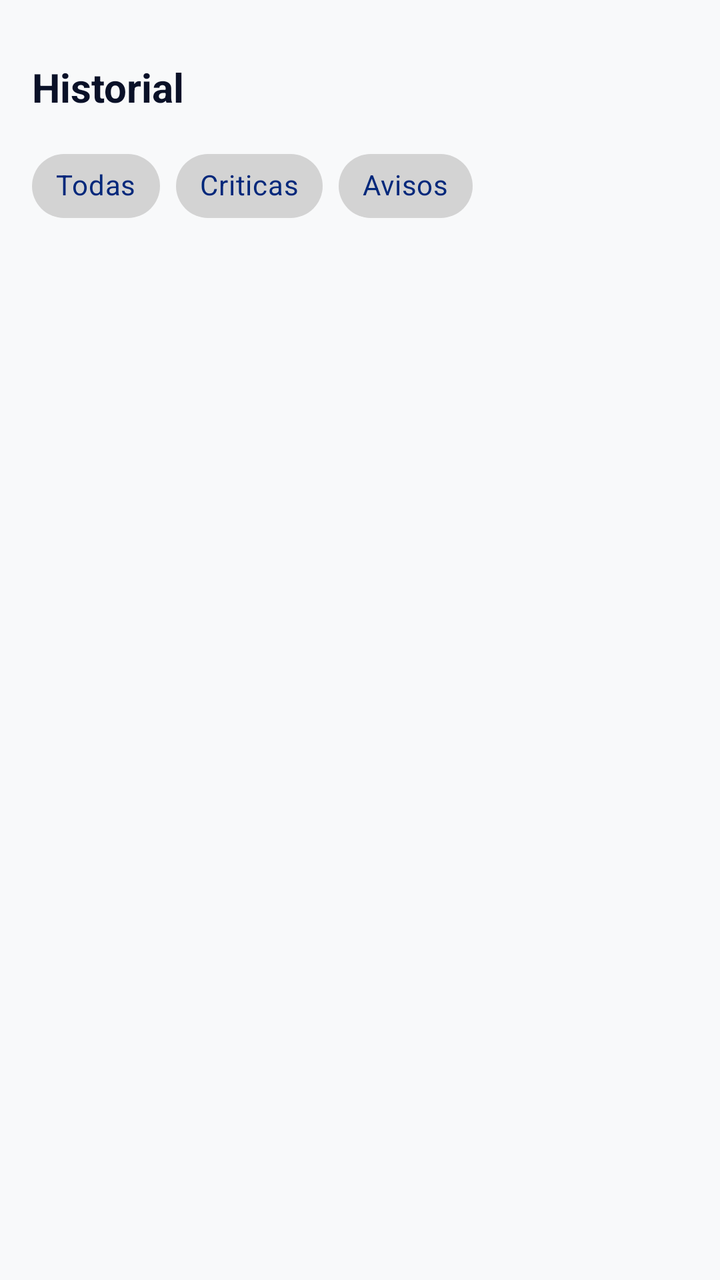
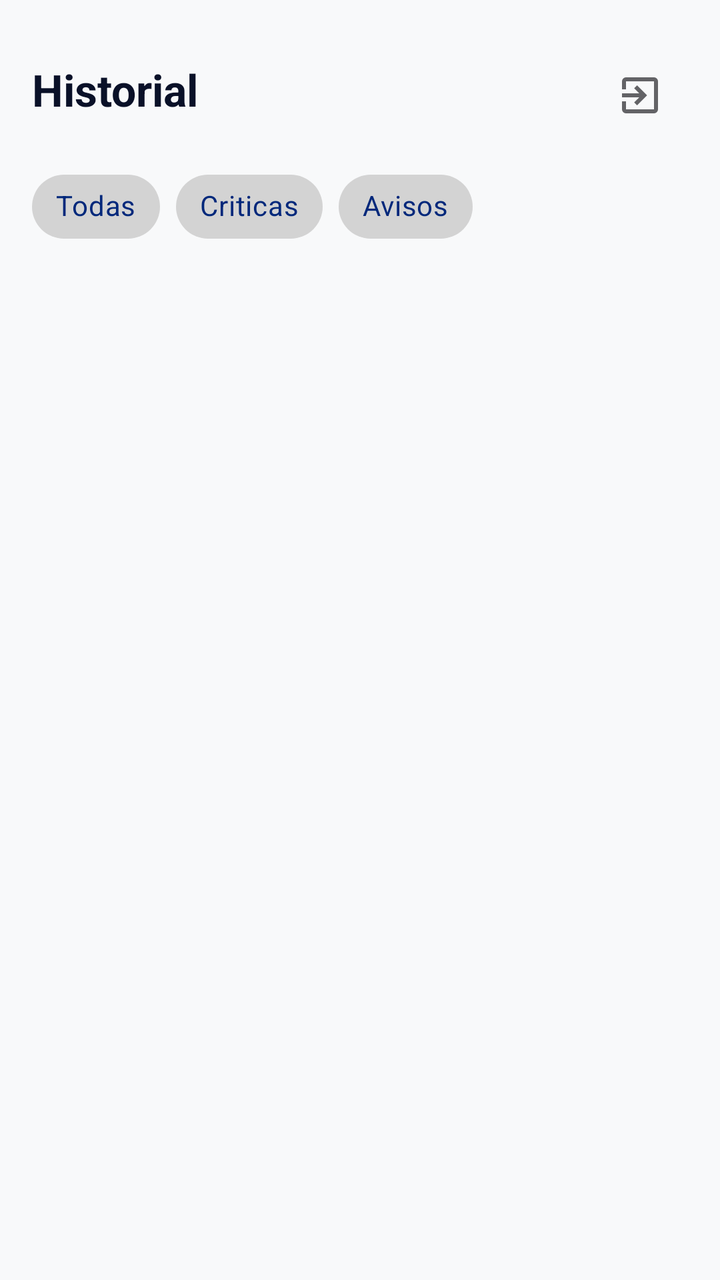

Compare the two renders of this Android layout. The source of the first and the diff that turns it into the second are given below.
<!-- AndroidManifest.xml: application theme Theme.AlertBLO -->
<!-- res/layout/fragment_historial.xml -->
<?xml version="1.0" encoding="utf-8"?>
<LinearLayout xmlns:android="http://schemas.android.com/apk/res/android"
    xmlns:app="http://schemas.android.com/apk/res-auto"
    android:orientation="vertical"
    android:layout_width="match_parent"
    android:layout_height="match_parent"
    android:padding="16dp"
    android:background="?attr/android:windowBackground">

    <TextView
        android:id="@+id/historial"
        android:layout_width="match_parent"
        android:layout_height="wrap_content"
        android:text="@string/txt_historial_alertas"
        android:textSize="20sp"
        android:textStyle="bold"
        android:paddingBottom="12dp"
        android:paddingTop="14dp"
        android:textColor="?attr/colorOnSurface" />

    <com.google.android.material.chip.ChipGroup
        android:id="@+id/chipGroupFiltros"
        android:layout_width="match_parent"
        android:layout_height="wrap_content"
        android:paddingBottom="12dp" >

        <com.google.android.material.chip.Chip
            android:id="@+id/chipTodas"
            android:layout_width="wrap_content"
            android:layout_height="wrap_content"
            android:text="@string/txt_todas"
            android:textColor="@color/chip_texto_selector"
            style="@style/Widget.MaterialComponents.Chip.Choice"
            app:chipIconTint="@color/azul"
            app:chipBackgroundColor="@color/chip_selector" />

        <com.google.android.material.chip.Chip
            android:id="@+id/chipAlertaCritica"
            android:layout_width="wrap_content"
            android:layout_height="wrap_content"
            android:text="@string/txt_critica"
            android:textColor="@color/chip_texto_selector"
            style="@style/Widget.MaterialComponents.Chip.Choice"
            app:chipIconTint="@color/azul"
            app:chipBackgroundColor="@color/chip_selector" />

        <com.google.android.material.chip.Chip
            android:id="@+id/chipAlertaNormal"
            android:layout_width="wrap_content"
            android:layout_height="wrap_content"
            android:text="@string/txt_aviso"
            android:textColor="@color/chip_texto_selector"
            style="@style/Widget.MaterialComponents.Chip.Choice"
            app:chipIconTint="@color/azul"
            app:chipBackgroundColor="@color/chip_selector" />

    </com.google.android.material.chip.ChipGroup>

    <FrameLayout
        android:id="@+id/contenedor_lista_historial"
        android:layout_width="match_parent"
        android:layout_height="0dp"
        android:layout_weight="1" />

</LinearLayout>
<!-- resources referenced by this layout -->
<resources>
  <color name="azul">#02287B</color>
  <string name="txt_aviso">Avisos</string>
  <string name="txt_critica">Criticas</string>
  <string name="txt_historial_alertas">Historial</string>
  <string name="txt_todas">Todas</string>
  <style name="Theme.AlertBLO" parent="Base.Theme.AlertBLO" />
  <style name="Base.Theme.AlertBLO" parent="Theme.Material3.DayNight.NoActionBar">
          
          
  
          <item name="colorPrimary">@color/azul</item>
          <item name="colorOnPrimary">@color/blanco</item>
          <item name="colorSecondary">@color/amarillo</item>
          <item name="colorOnSecondary">@color/azul_oscuro</item>
          <item name="android:windowBackground">@color/fondo</item>
          <item name="colorSurface">@color/blanco</item>
          <item name="colorOnSurface">@color/azul_oscuro</item>
          <item name="colorSurfaceVariant">@color/gris_claro</item>
          <item name="colorOnSurfaceVariant">@color/gris</item>
          <item name="colorOutline">@color/negro</item>
          <item name="colorAlertaCritica">@color/rojo</item>
          <item name="colorOnAlertaCritica">@color/blanco</item>
          <item name="colorAlertaCriticaContainer">@color/rojo_claro</item>
          <item name="colorAviso">@color/naranja</item>
          <item name="colorOnAviso">@color/blanco</item>
          <item name="colorAvisoContainer">@color/naranja_claro</item>
  
      </style>
  <color name="blanco">#FFFFFF</color>
  <color name="amarillo">#FFE613</color>
  <color name="azul_oscuro">#0A1128</color>
  <color name="fondo">#F8F9FA</color>
  <color name="gris_claro">#D3D3D3</color>
  <color name="gris">#636366</color>
  <color name="negro">#000000</color>
  <color name="rojo">#C62828</color>
  <color name="rojo_claro">#FFEBEE</color>
  <color name="naranja">#E65100</color>
  <color name="naranja_claro">#FFF3E0</color>
</resources>

<!-- the commit's change to res/layout/fragment_historial.xml (unified diff, before → after) -->
@@ -7,16 +7,34 @@
     android:padding="16dp"
     android:background="?attr/android:windowBackground">
 
+    <RelativeLayout
+        android:layout_width="match_parent"
+        android:layout_height="wrap_content"
+        android:paddingBottom="8dp" >
+
     <TextView
         android:id="@+id/historial"
         android:layout_width="match_parent"
         android:layout_height="wrap_content"
         android:text="@string/txt_historial_alertas"
-        android:textSize="20sp"
+        android:textSize="22sp"
         android:textStyle="bold"
         android:paddingBottom="12dp"
         android:paddingTop="14dp"
         android:textColor="?attr/colorOnSurface" />
+
+    <ImageButton
+        android:id="@+id/btn_salir"
+        android:layout_width="48dp"
+        android:layout_height="48dp"
+        android:layout_alignParentEnd="true"
+        android:layout_centerVertical="true"
+        android:background="?attr/selectableItemBackgroundBorderless"
+        android:contentDescription="@string/txt_salir"
+        android:src="@drawable/ic_salir"
+        app:tint="?attr/colorOnSurfaceVariant" />
+
+    </RelativeLayout>
 
     <com.google.android.material.chip.ChipGroup
         android:id="@+id/chipGroupFiltros"
<!-- resource entries referenced after the edit -->
@@ -1,15 +1,24 @@
 <!-- resources referenced by this layout -->
 <resources>
   <color name="azul">#02287B</color>
+  <!-- drawable ic_salir (drawable) -->
+  <vector xmlns:android="http://schemas.android.com/apk/res/android" android:autoMirrored="true" android:height="24dp" android:tint="#000000" android:viewportHeight="960" android:viewportWidth="960" android:width="24dp">
+        
+      <path android:fillColor="@android:color/white" android:pathData="M200,840Q167,840 143.5,816.5Q120,793 120,760L120,600L200,600L200,760Q200,760 200,760Q200,760 200,760L760,760Q760,760 760,760Q760,760 760,760L760,200Q760,200 760,200Q760,200 760,200L200,200Q200,200 200,200Q200,200 200,200L200,360L120,360L120,200Q120,167 143.5,143.5Q167,120 200,120L760,120Q793,120 816.5,143.5Q840,167 840,200L840,760Q840,793 816.5,816.5Q793,840 760,840L200,840ZM420,680L364,622L466,520L120,520L120,440L466,440L364,338L420,280L620,480L420,680Z"/>
+      
+  </vector>
   <string name="txt_aviso">Avisos</string>
   <string name="txt_critica">Criticas</string>
   <string name="txt_historial_alertas">Historial</string>
+  <string name="txt_salir">Salir</string>
   <string name="txt_todas">Todas</string>
   <style name="Theme.AlertBLO" parent="Base.Theme.AlertBLO" />
   <style name="Base.Theme.AlertBLO" parent="Theme.Material3.DayNight.NoActionBar">
           
           
   
+          <item name="android:statusBarColor">@color/fondo</item>
+          <item name="android:windowLightStatusBar">true</item>
           <item name="colorPrimary">@color/azul</item>
           <item name="colorOnPrimary">@color/blanco</item>
           <item name="colorSecondary">@color/amarillo</item>
@@ -27,11 +36,14 @@
           <item name="colorOnAviso">@color/blanco</item>
           <item name="colorAvisoContainer">@color/naranja_claro</item>
   
+          <item name="colorOnSecondaryContainer">@color/gris</item>
+          <item name="colorSecondaryContainer">@color/amarillo</item>
+  
       </style>
+  <color name="fondo">#F8F9FA</color>
   <color name="blanco">#FFFFFF</color>
   <color name="amarillo">#FFE613</color>
   <color name="azul_oscuro">#0A1128</color>
-  <color name="fondo">#F8F9FA</color>
   <color name="gris_claro">#D3D3D3</color>
   <color name="gris">#636366</color>
   <color name="negro">#000000</color>
